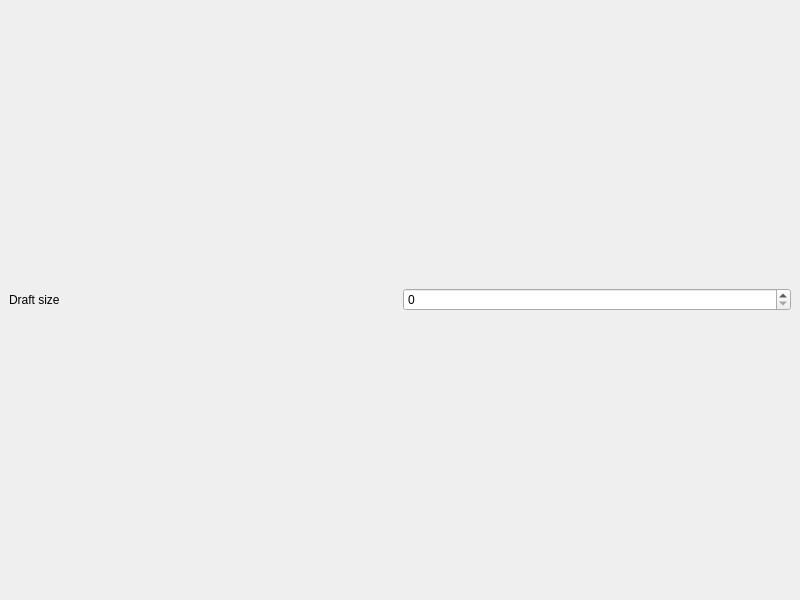
This is pattern-matrix/qt/pattern-matrix.ui in nebogeo/weavingcodes as Qt 5 draws it before an edit. The edited form follows.
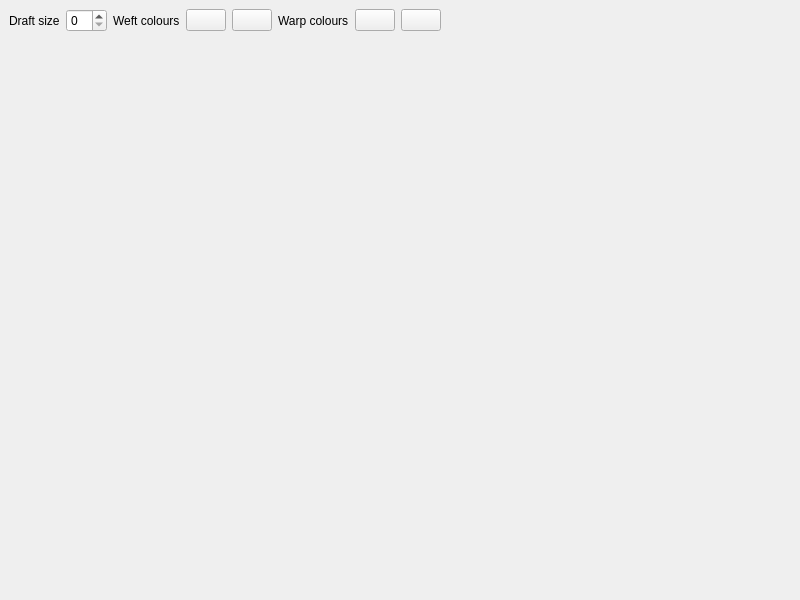
This is the edited form.

Commit message: styling and adding colour

```diff
--- a/pattern-matrix/qt/pattern-matrix.ui
+++ b/pattern-matrix/qt/pattern-matrix.ui
@@ -29,10 +29,125 @@
         <item>
          <widget class="QSpinBox" name="spinBoxWarp"/>
         </item>
+        <item>
+         <widget class="QLabel" name="label_2">
+          <property name="text">
+           <string>Weft colours</string>
+          </property>
+         </widget>
+        </item>
+        <item>
+         <widget class="QPushButton" name="pushButton">
+          <property name="text">
+           <string/>
+          </property>
+         </widget>
+        </item>
+        <item>
+         <widget class="QPushButton" name="pushButton_2">
+          <property name="text">
+           <string/>
+          </property>
+         </widget>
+        </item>
+        <item>
+         <widget class="QLabel" name="label_3">
+          <property name="text">
+           <string>Warp colours</string>
+          </property>
+         </widget>
+        </item>
+        <item>
+         <widget class="QPushButton" name="pushButton_3">
+          <property name="text">
+           <string/>
+          </property>
+         </widget>
+        </item>
+        <item>
+         <widget class="QPushButton" name="pushButton_4">
+          <property name="text">
+           <string/>
+          </property>
+         </widget>
+        </item>
+        <item>
+         <spacer name="horizontalSpacer_3">
+          <property name="orientation">
+           <enum>Qt::Horizontal</enum>
+          </property>
+          <property name="sizeHint" stdset="0">
+           <size>
+            <width>40</width>
+            <height>20</height>
+           </size>
+          </property>
+         </spacer>
+        </item>
        </layout>
       </item>
       <item>
-       <layout class="QVBoxLayout" name="verticalLayoutMatrix"/>
+       <layout class="QGridLayout" name="gridLayout">
+        <item row="2" column="1">
+         <layout class="QVBoxLayout" name="verticalLayout_2">
+          <item>
+           <spacer name="verticalSpacer">
+            <property name="orientation">
+             <enum>Qt::Vertical</enum>
+            </property>
+            <property name="sizeHint" stdset="0">
+             <size>
+              <width>20</width>
+              <height>40</height>
+             </size>
+            </property>
+           </spacer>
+          </item>
+         </layout>
+        </item>
+        <item row="1" column="2">
+         <spacer name="horizontalSpacer_2">
+          <property name="orientation">
+           <enum>Qt::Horizontal</enum>
+          </property>
+          <property name="sizeHint" stdset="0">
+           <size>
+            <width>40</width>
+            <height>20</height>
+           </size>
+          </property>
+         </spacer>
+        </item>
+        <item row="0" column="1">
+         <spacer name="verticalSpacer_2">
+          <property name="orientation">
+           <enum>Qt::Vertical</enum>
+          </property>
+          <property name="sizeHint" stdset="0">
+           <size>
+            <width>20</width>
+            <height>40</height>
+           </size>
+          </property>
+         </spacer>
+        </item>
+        <item row="1" column="0">
+         <spacer name="horizontalSpacer">
+          <property name="orientation">
+           <enum>Qt::Horizontal</enum>
+          </property>
+          <property name="sizeHint" stdset="0">
+           <size>
+            <width>40</width>
+            <height>20</height>
+           </size>
+          </property>
+         </spacer>
+        </item>
+        <item row="1" column="1">
+         <layout class="QVBoxLayout" name="verticalLayoutMatrix"/>
+        </item>
+       </layout>
       </item>
      </layout>
     </item>
```
Left out of the diff: 20 changed lines with no effect on the pictures. The commit also changes 5 other files.
